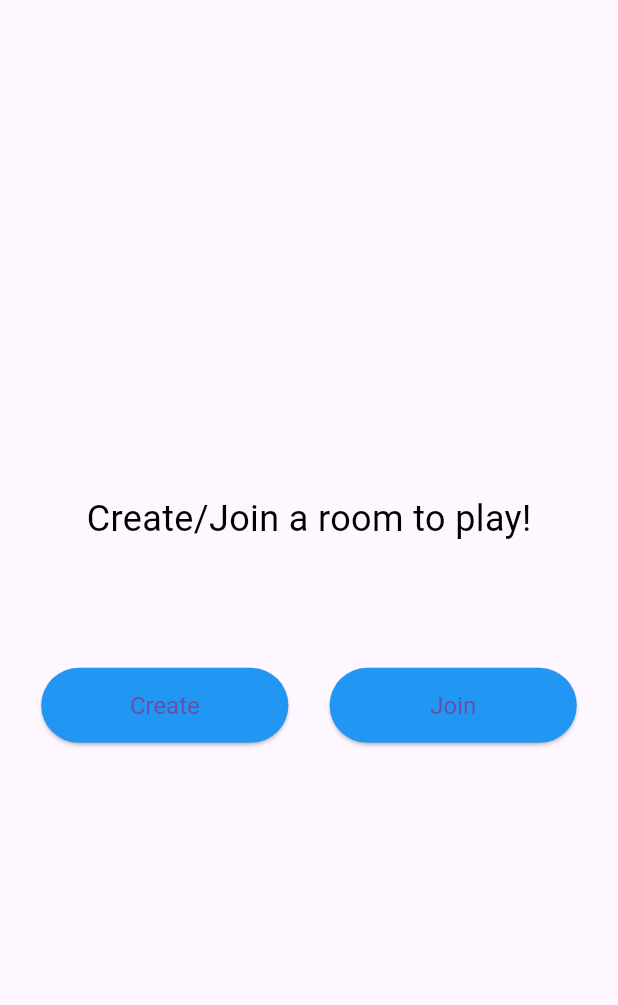
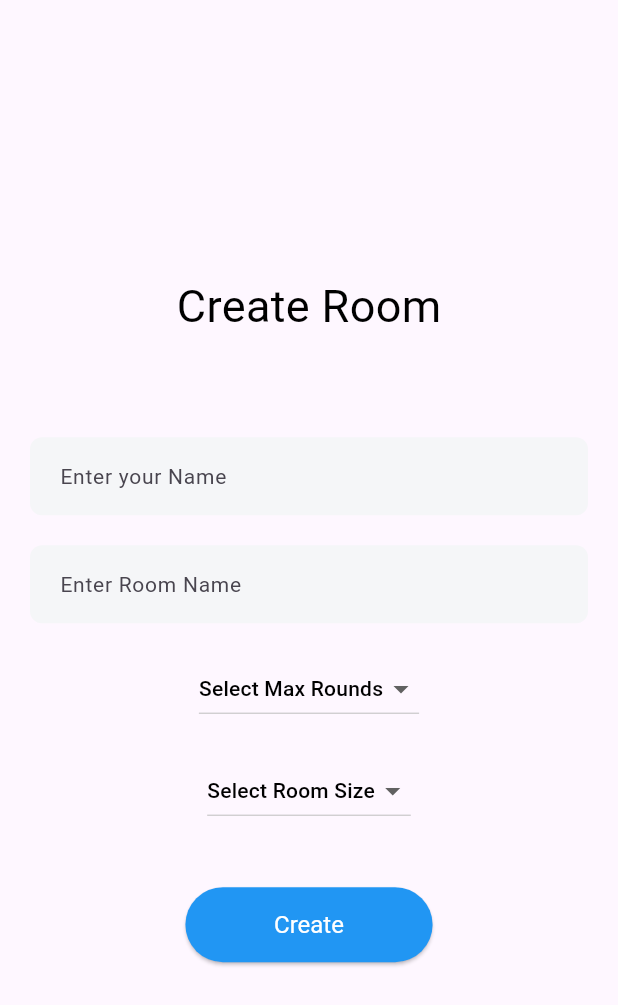
Before and after one commit to serenashakya/Scribbl-Clone, a Flutter app: the screen it shows after launch, after a tap on "Create", on a phone screen of 412 x 824 dp. Shown: the top 1005 px of the screen. Run offline on Flutter 3.47's test engine with Material 3 defaults, Android fonts, the phone set to English and light mode, and no system bars.

Commit message:
create room screen added

```diff
--- /dev/null
+++ b/lib/create_room_screen.dart
@@ -0,0 +1,125 @@
+import 'package:flutter/material.dart';
+import 'package:scribbl_clone/widget/custom_text_field.dart';
+
+class CreateRoomScreen extends StatefulWidget {
+  const CreateRoomScreen({super.key});
+
+  @override
+  State<CreateRoomScreen> createState() => _CreateRoomScreenState();
+}
+
+class _CreateRoomScreenState extends State<CreateRoomScreen> {
+  final TextEditingController _nameController = TextEditingController();
+  final TextEditingController _roomNameController = TextEditingController();
+  late String? _maxRoundValue;
+  late String? _roomSizeValue;
+
+  // Add selected value for the dropdown
+  String? _selectedRounds;
+
+  @override
+  Widget build(BuildContext context) {
+    return Scaffold(
+      body: Column(
+        mainAxisAlignment: MainAxisAlignment.center,
+        children: [
+          const Text(
+            "Create Room",
+            style: TextStyle(color: Colors.black, fontSize: 30),
+          ),
+          SizedBox(height: MediaQuery.of(context).size.height * 0.08),
+          Container(
+            margin: const EdgeInsets.symmetric(horizontal: 20),
+            child: CustomTextField(
+              controller: _nameController,
+              hintText: "Enter your Name",
+            ),
+          ),
+          const SizedBox(height: 20),
+          Container(
+            margin: const EdgeInsets.symmetric(horizontal: 20),
+            child: CustomTextField(
+              controller: _roomNameController,
+              hintText: "Enter Room Name",
+            ),
+          ),
+          SizedBox(height: 20),
+          DropdownButton<String>(
+            focusColor: Color(0xfff5f6fa),
+            items:
+                <String>["2", "5", "10", "15"]
+                    .map<DropdownMenuItem<String>>(
+                      (String value) => DropdownMenuItem(
+                        value: value,
+                        child: Text(
+                          value,
+                          style: const TextStyle(color: Colors.black),
+                        ),
+                      ),
+                    )
+                    .toList(),
+            hint: const Text(
+              "Select Max Rounds",
+              style: TextStyle(
+                color: Colors.black,
+                fontSize: 14,
+                fontWeight: FontWeight.w500,
+              ),
+            ),
+            onChanged: (String? value) {
+              setState(() {
+                _maxRoundValue = value;
+              });
+            },
+          ),
+          SizedBox(height: 20),
+          DropdownButton<String>(
+            focusColor: Color(0xfff5f6fa),
+            items:
+                <String>["2", "3", "4", "5", "6", "7", "8"]
+                    .map<DropdownMenuItem<String>>(
+                      (String value) => DropdownMenuItem(
+                        value: value,
+                        child: Text(
+                          value,
+                          style: const TextStyle(color: Colors.black),
+                        ),
+                      ),
+                    )
+                    .toList(),
+            hint: const Text(
+              "Select Room Size",
+              style: TextStyle(
+                color: Colors.black,
+                fontSize: 14,
+                fontWeight: FontWeight.w500,
+              ),
+            ),
+            onChanged: (String? value) {
+              setState(() {
+                _roomSizeValue = value;
+              });
+            },
+          ),
+          SizedBox(height: 40),
+          ElevatedButton(
+            onPressed: () {},
+            style: ButtonStyle(
+              backgroundColor: WidgetStateProperty.all(Colors.blue),
+              textStyle: WidgetStateProperty.all(
+                TextStyle(color: Colors.white),
+              ),
+              minimumSize: WidgetStateProperty.all(
+                Size(MediaQuery.of(context).size.width / 2.5, 50),
+              ),
+            ),
+            child: Text(
+              "Create",
+              style: TextStyle(color: Colors.white, fontSize: 16),
+            ),
+          ),
+        ],
+      ),
+    );
+  }
+}
--- a/lib/home_screen.dart
+++ b/lib/home_screen.dart
@@ -1,4 +1,5 @@
 import 'package:flutter/material.dart';
+import 'package:scribbl_clone/create_room_screen.dart';
 
 class HomeScreen extends StatefulWidget {
   const HomeScreen({super.key});
@@ -24,7 +25,13 @@
             mainAxisAlignment: MainAxisAlignment.spaceEvenly,
             children: [
               ElevatedButton(
-                onPressed: () {},
+                onPressed:
+                    () => Navigator.of(context).push(
+                      MaterialPageRoute(
+                        builder: (context) => const CreateRoomScreen(),
+                      ),
+                    ),
+
                 style: ButtonStyle(
                   backgroundColor: WidgetStateProperty.all(Colors.blue),
                   textStyle: WidgetStateProperty.all(
@@ -34,7 +41,10 @@
                     Size(MediaQuery.of(context).size.width / 2.5, 50),
                   ),
                 ),
-                child: Text("Create", style: TextStyle(fontSize: 16)),
+                child: Text(
+                  "Create",
+                  style: TextStyle(fontSize: 16, color: Colors.white),
+                ),
               ),
               ElevatedButton(
                 onPressed: () {},
@@ -47,7 +57,10 @@
                     Size(MediaQuery.of(context).size.width / 2.5, 50),
                   ),
                 ),
-                child: Text("Join", style: TextStyle(fontSize: 16)),
+                child: Text(
+                  "Join",
+                  style: TextStyle(fontSize: 16, color: Colors.white),
+                ),
               ),
             ],
           ),
--- a/lib/main.dart
+++ b/lib/main.dart
@@ -1,4 +1,5 @@
 import 'package:flutter/material.dart';
+import 'package:scribbl_clone/create_room_screen.dart';
 import 'package:scribbl_clone/home_screen.dart';
 
 void main() {
--- /dev/null
+++ b/lib/widget/custom_text_field.dart
@@ -0,0 +1,36 @@
+import 'package:flutter/material.dart';
+
+class CustomTextField extends StatelessWidget {
+  final TextEditingController controller;
+  final String hintText;
+  const CustomTextField({
+    super.key,
+    required this.controller,
+    required this.hintText,
+  });
+
+  @override
+  Widget build(BuildContext context) {
+    return TextField(
+      controller: controller,
+      decoration: InputDecoration(
+        border: OutlineInputBorder(
+          borderRadius: BorderRadius.circular(8),
+          borderSide: const BorderSide(color: Colors.transparent),
+        ),
+        enabledBorder: OutlineInputBorder(
+          borderRadius: BorderRadius.circular(8),
+          borderSide: const BorderSide(color: Colors.transparent),
+        ),
+        contentPadding: const EdgeInsets.symmetric(
+          horizontal: 16,
+          vertical: 14,
+        ),
+        filled: true,
+        fillColor: Color(0xfff5f6f8),
+        hintText: hintText,
+        hintStyle: const TextStyle(fontSize: 14, fontWeight: FontWeight.w400),
+      ),
+    );
+  }
+}
```
